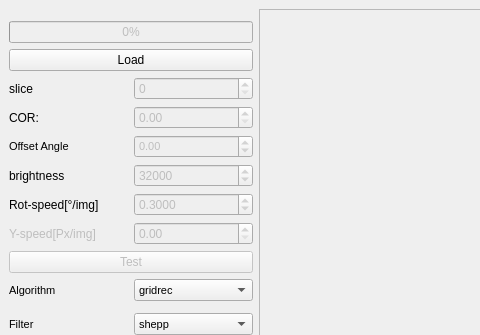
Qt form BAMline_on_the_fly_CT/on_the_fly_CT_tester.ui (HMarkoetter/BAMline_CT_preview_RECO) before a commit; both pictures show x 0 to 480 and y 0 to 335 of the 974 by 753 pixel window.
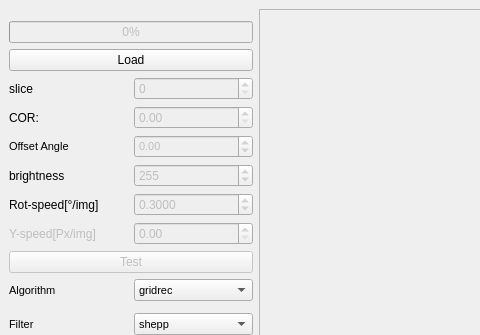
The same form after that commit.

Commit message: on-the-fly CT-Tester: - memory management - visualization - auto extension for 360° scans

```diff
--- a/BAMline_on_the_fly_CT/on_the_fly_CT_tester.ui
+++ b/BAMline_on_the_fly_CT/on_the_fly_CT_tester.ui
@@ -325,7 +325,7 @@
        <number>640000</number>
       </property>
       <property name="value">
-       <number>32000</number>
+       <number>255</number>
       </property>
      </widget>
     </item>
```
Left out of the diff: 32 changed lines with no effect on the pictures. The commit also changes 1 other file.
